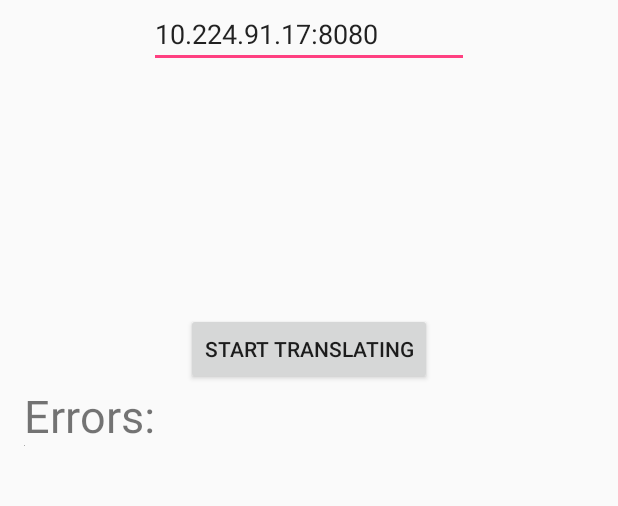
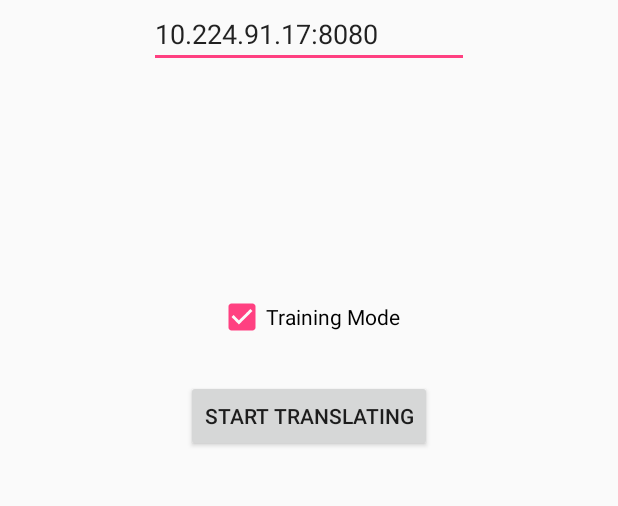
Before and after one commit to husigntospeech/SeniorProjectSignLanguage, an Android app: the screen it shows after launch (MainActivity), after a tap on "START TRANSLATING", on a phone screen of 412 x 824 dp, the part 244-750 px from its top. Run offline under Robolectric (Android 15) with nearby library versions, the phone set to English and light mode, and no system bars.

Commit message:
Added some machine learning-ISH to the project

```diff
--- a/SignLanguageToSpeechAndroid/Application/app/src/main/java/hueece/application/MainActivity.java
+++ b/SignLanguageToSpeechAndroid/Application/app/src/main/java/hueece/application/MainActivity.java
@@ -4,6 +4,7 @@ import android.content.Intent;
 import android.support.v7.app.AppCompatActivity;
 import android.os.Bundle;
 import android.view.View;
+import android.widget.CheckBox;
 import android.widget.EditText;
 
 /**
@@ -26,11 +27,11 @@ public class MainActivity extends AppCompatActivity {
     }
 
     /**
-     * Called by the Start Translation button when the button is pressed.
+     * Called by the Start Translating button when the button is pressed.
      *
      * @param v
      */
-    public void startTranslationButtonCallback(View v) {
+    public void startTranslatingButtonCallback(View v) {
         // Create intent object that will transition out of this activity to a new one.
         Intent cameraPreviewIntent = new Intent(MainActivity.this, CameraPreviewActivity.class);
 
@@ -41,9 +42,15 @@ public class MainActivity extends AppCompatActivity {
         // If an IP Address is provided, save it in the intent object, then start the new activity.
         if (ipAddress != null) {
             cameraPreviewIntent.putExtra("ipAddress", ipAddress);
+            cameraPreviewIntent.putExtra("isTraining", checkBoxIsChecked());
             startActivity(cameraPreviewIntent);
         }
 
     }
 
+    private boolean checkBoxIsChecked() {
+        CheckBox checkBox = (CheckBox) findViewById(R.id.check_box_training);
+        return checkBox.isChecked();
+    }
+
 }
--- a/SignLanguageToSpeechAndroid/Application/app/src/main/res/layout/activity_main.xml
+++ b/SignLanguageToSpeechAndroid/Application/app/src/main/res/layout/activity_main.xml
@@ -21,13 +21,6 @@
         android:layout_centerHorizontal="true"
         android:layout_marginTop="63dp" />
 
-    <ImageView
-        android:layout_width="wrap_content"
-        android:layout_height="wrap_content"
-        app:srcCompat="@android:color/darker_gray"
-        android:id="@+id/imgvw_camera_image"
-        android:layout_alignBottom="@+id/tv_log_msg"/>
-
     <EditText
         android:layout_width="wrap_content"
         android:layout_height="wrap_content"
@@ -38,22 +31,24 @@
         android:layout_below="@+id/tv_app_name"
         android:layout_centerHorizontal="true" />
 
-    <TextView
-        android:layout_width="wrap_content"
-        android:layout_height="wrap_content"
-        android:id="@+id/tv_log_msg"
-        android:textSize="30sp"
-        android:text="Errors:"
-        android:layout_centerVertical="true"
-        android:layout_alignParentLeft="true"
-        android:layout_alignParentStart="true" />
-
     <Button
         android:text="Start Translating"
         android:layout_width="wrap_content"
         android:layout_height="wrap_content"
         android:id="@+id/btn_start_translation"
-        android:onClick="startTranslationButtonCallback"
-        android:layout_above="@+id/tv_log_msg"
+        android:onClick="startTranslatingButtonCallback"
+        android:layout_centerVertical="true"
         android:layout_centerHorizontal="true" />
+
+    <CheckBox
+        android:id="@+id/check_box_training"
+        android:checked="true"
+        android:layout_width="wrap_content"
+        android:layout_height="wrap_content"
+        android:text="Training Mode"
+        android:layout_above="@+id/btn_start_translation"
+        android:layout_centerHorizontal="true"
+        android:layout_marginBottom="26dp" />
+
+
 </RelativeLayout>
```
Also changed, not shown: SignLanguageToSpeechAndroid/Application/app/src/main/java/hueece/application/CameraPreviewActivity.java (+59 -5 lines), 3 other files.
